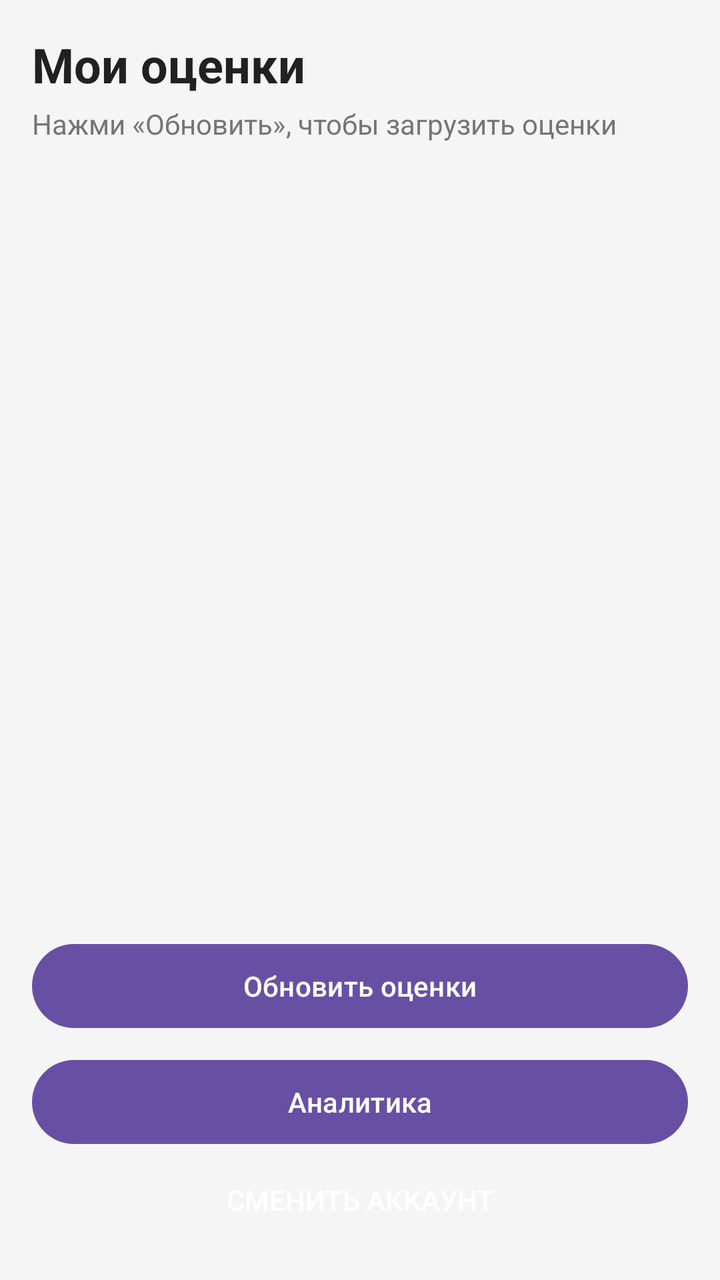
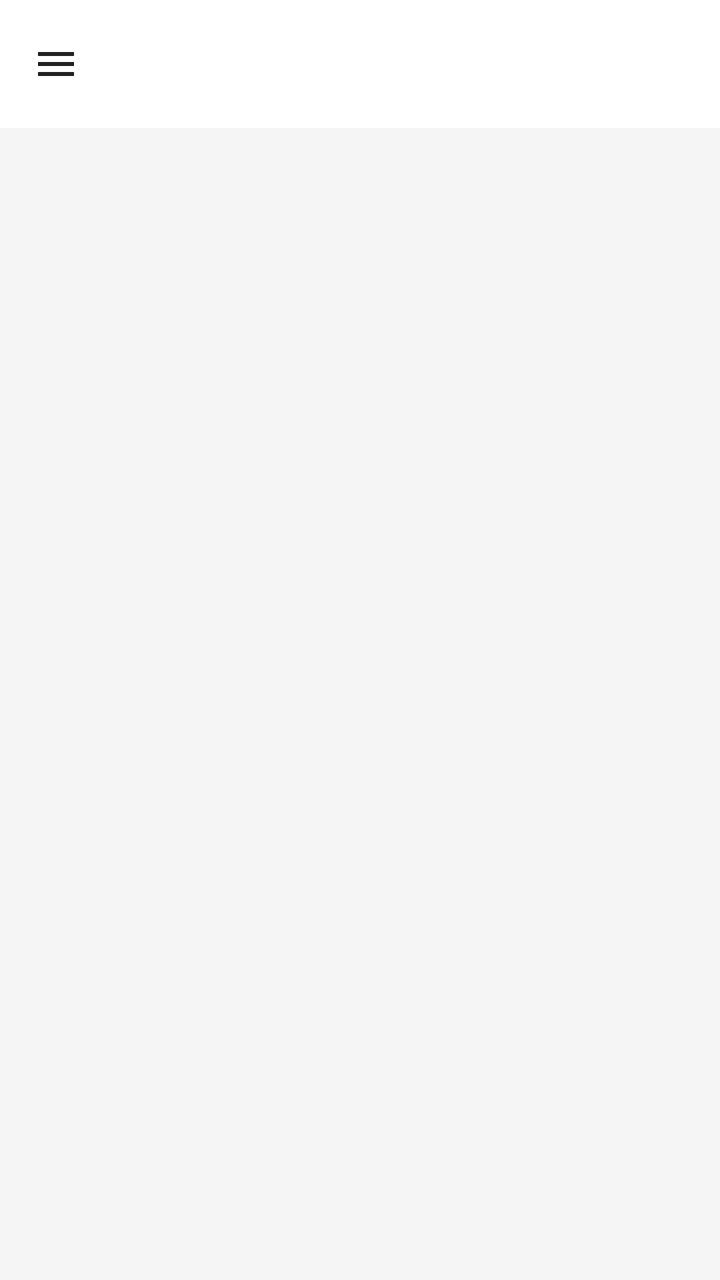

The first picture is an Android layout as it rendered before a commit; the second is the same layout after the commit. The layout source and the unified diff follow.
<!-- AndroidManifest.xml: application theme Theme.AgendaApp -->
<!-- res/layout/activity_main.xml -->
<?xml version="1.0" encoding="utf-8"?>
<LinearLayout xmlns:android="http://schemas.android.com/apk/res/android"
    android:layout_width="match_parent"
    android:layout_height="match_parent"
    android:background="#F5F5F5"
    android:orientation="vertical"
    android:padding="16dp">

    <TextView
        android:id="@+id/tvWelcome"
        android:layout_width="wrap_content"
        android:layout_height="wrap_content"
        android:text="Мои оценки"
        android:textColor="#212121"
        android:textSize="24sp"
        android:textStyle="bold" />

    <TextView
        android:id="@+id/tvStatus"
        android:layout_width="wrap_content"
        android:layout_height="wrap_content"
        android:layout_marginTop="4dp"
        android:layout_marginBottom="12dp"
        android:text="Нажми «Обновить», чтобы загрузить оценки"
        android:textColor="#757575"
        android:textSize="14sp" />

    
    <LinearLayout
        android:id="@+id/updateBanner"
        android:layout_width="match_parent"
        android:layout_height="wrap_content"
        android:layout_marginBottom="12dp"
        android:background="#E3F2FD"
        android:gravity="center_vertical"
        android:orientation="horizontal"
        android:padding="12dp"
        android:visibility="gone">

        <TextView
            android:id="@+id/tvUpdate"
            android:layout_width="0dp"
            android:layout_height="wrap_content"
            android:layout_weight="1"
            android:textColor="#0D47A1"
            android:textSize="14sp" />

        <Button
            android:id="@+id/btnUpdateDismiss"
            style="?android:attr/borderlessButtonStyle"
            android:layout_width="wrap_content"
            android:layout_height="wrap_content"
            android:minWidth="0dp"
            android:text="Позже" />
    </LinearLayout>

    <androidx.recyclerview.widget.RecyclerView
        android:id="@+id/rvGrades"
        android:layout_width="match_parent"
        android:layout_height="0dp"
        android:layout_weight="1"
        android:clipToPadding="false"
        android:paddingBottom="8dp" />

    <Button
        android:id="@+id/btnRefresh"
        android:layout_width="match_parent"
        android:layout_height="50dp"
        android:layout_marginTop="8dp"
        android:text="Обновить оценки" />

    <Button
        android:id="@+id/btnAnalytics"
        android:layout_width="match_parent"
        android:layout_height="50dp"
        android:layout_marginTop="8dp"
        android:text="Аналитика" />

    <Button
        android:id="@+id/btnLogout"
        style="?android:attr/borderlessButtonStyle"
        android:layout_width="match_parent"
        android:layout_height="wrap_content"
        android:text="Сменить аккаунт" />

    
    <WebView
        android:id="@+id/webView"
        android:layout_width="0dp"
        android:layout_height="0dp"
        android:visibility="invisible" />

</LinearLayout>
<!-- resources referenced by this layout -->
<resources>
  <style name="Theme.AgendaApp" parent="Base.Theme.AgendaApp" />
  <style name="Base.Theme.AgendaApp" parent="Theme.Material3.DayNight.NoActionBar">
          
          
      </style>
</resources>

<!-- the commit's change to res/layout/activity_main.xml (unified diff, before → after) -->
@@ -1,93 +1,110 @@
+<?xml version="1.0" encoding="utf-8"?>
+<androidx.drawerlayout.widget.DrawerLayout xmlns:android="http://schemas.android.com/apk/res/android"
+    xmlns:app="http://schemas.android.com/apk/res-auto"
+    android:id="@+id/drawerLayout"
+    android:layout_width="match_parent"
+    android:layout_height="match_parent">
+
+    
+    <LinearLayout
+        android:id="@+id/contentRoot"
+        android:layout_width="match_parent"
+        android:layout_height="match_parent"
+        android:background="#FFFFFF"
+        android:orientation="vertical">
+
+        <com.google.android.material.appbar.MaterialToolbar
+            android:id="@+id/toolbar"
+            android:layout_width="match_parent"
+            android:layout_height="?attr/actionBarSize"
+            android:background="#FFFFFF"
+            app:navigationContentDescription="Меню"
+            app:navigationIcon="@drawable/ic_menu"
+            app:navigationIconTint="#212121"
+            app:titleTextColor="#212121" />
+
+        
+        <LinearLayout
+            android:id="@+id/updateBanner"
+            android:layout_width="match_parent"
+            android:layout_height="wrap_content"
+            android:background="#E3F2FD"
+            android:gravity="center_vertical"
+            android:orientation="horizontal"
+            android:padding="12dp"
+            android:visibility="gone">
+
+            <TextView
+                android:id="@+id/tvUpdate"
+                android:layout_width="0dp"
+                android:layout_height="wrap_content"
+                android:layout_weight="1"
+                android:textColor="#0D47A1"
+                android:textSize="14sp" />
+
+            <Button
+                android:id="@+id/btnUpdateDismiss"
+                style="?android:attr/borderlessButtonStyle"
+                android:layout_width="wrap_content"
+                android:layout_height="wrap_content"
+                android:minWidth="0dp"
+                android:text="Позже" />
+        </LinearLayout>
+
+        
+        <androidx.fragment.app.FragmentContainerView
+            android:id="@+id/content"
+            android:layout_width="match_parent"
+            android:layout_height="0dp"
+            android:layout_weight="1"
+            android:background="#F5F5F5" />
+
+        
+        <WebView
+            android:id="@+id/webView"
+            android:layout_width="0dp"
+            android:layout_height="0dp"
+            android:visibility="invisible" />
+    </LinearLayout>
+
+    <com.google.android.material.navigation.NavigationView
+        android:id="@+id/navView"
+        android:layout_width="wrap_content"
+        android:layout_height="match_parent"
+        android:layout_gravity="start"
+        android:background="#FFFFFF"
+        android:fitsSystemWindows="true"
+        app:headerLayout="@layout/nav_header"
+        app:itemIconTint="#424242"
+        app:itemShapeFillColor="@color/nav_item_fill"
+        app:itemTextColor="#212121"
+        app:menu="@menu/drawer_menu" />
+</androidx.drawerlayout.widget.DrawerLayout>
+<!-- res/layout/nav_header.xml (included above) -->
 <?xml version="1.0" encoding="utf-8"?>
 <LinearLayout xmlns:android="http://schemas.android.com/apk/res/android"
     android:layout_width="match_parent"
-    android:layout_height="match_parent"
-    android:background="#F5F5F5"
+    android:layout_height="wrap_content"
+    android:background="#E3F2FD"
     android:orientation="vertical"
-    android:padding="16dp">
+    android:paddingStart="20dp"
+    android:paddingTop="24dp"
+    android:paddingEnd="20dp"
+    android:paddingBottom="16dp">
 
     <TextView
-        android:id="@+id/tvWelcome"
         android:layout_width="wrap_content"
         android:layout_height="wrap_content"
-        android:text="Мои оценки"
-        android:textColor="#212121"
-        android:textSize="24sp"
+        android:text="WatchYourGrade"
+        android:textColor="#0D47A1"
+        android:textSize="20sp"
         android:textStyle="bold" />
 
     <TextView
-        android:id="@+id/tvStatus"
+        android:id="@+id/tvNavUser"
         android:layout_width="wrap_content"
         android:layout_height="wrap_content"
         android:layout_marginTop="4dp"
-        android:layout_marginBottom="12dp"
-        android:text="Нажми «Обновить», чтобы загрузить оценки"
-        android:textColor="#757575"
+        android:textColor="#424242"
         android:textSize="14sp" />
-
-    
-    <LinearLayout
-        android:id="@+id/updateBanner"
-        android:layout_width="match_parent"
-        android:layout_height="wrap_content"
-        android:layout_marginBottom="12dp"
-        android:background="#E3F2FD"
-        android:gravity="center_vertical"
-        android:orientation="horizontal"
-        android:padding="12dp"
-        android:visibility="gone">
-
-        <TextView
-            android:id="@+id/tvUpdate"
-            android:layout_width="0dp"
-            android:layout_height="wrap_content"
-            android:layout_weight="1"
-            android:textColor="#0D47A1"
-            android:textSize="14sp" />
-
-        <Button
-            android:id="@+id/btnUpdateDismiss"
-            style="?android:attr/borderlessButtonStyle"
-            android:layout_width="wrap_content"
-            android:layout_height="wrap_content"
-            android:minWidth="0dp"
-            android:text="Позже" />
-    </LinearLayout>
-
-    <androidx.recyclerview.widget.RecyclerView
-        android:id="@+id/rvGrades"
-        android:layout_width="match_parent"
-        android:layout_height="0dp"
-        android:layout_weight="1"
-        android:clipToPadding="false"
-        android:paddingBottom="8dp" />
-
-    <Button
-        android:id="@+id/btnRefresh"
-        android:layout_width="match_parent"
-        android:layout_height="50dp"
-        android:layout_marginTop="8dp"
-        android:text="Обновить оценки" />
-
-    <Button
-        android:id="@+id/btnAnalytics"
-        android:layout_width="match_parent"
-        android:layout_height="50dp"
-        android:layout_marginTop="8dp"
-        android:text="Аналитика" />
-
-    <Button
-        android:id="@+id/btnLogout"
-        style="?android:attr/borderlessButtonStyle"
-        android:layout_width="match_parent"
-        android:layout_height="wrap_content"
-        android:text="Сменить аккаунт" />
-
-    
-    <WebView
-        android:id="@+id/webView"
-        android:layout_width="0dp"
-        android:layout_height="0dp"
-        android:visibility="invisible" />
-
 </LinearLayout>
<!-- resource entries referenced after the edit -->
@@ -1,5 +1,17 @@
 <!-- resources referenced by this layout -->
 <resources>
+  <!-- drawable ic_menu (drawable) -->
+  <?xml version="1.0" encoding="utf-8"?>
+  <vector xmlns:android="http://schemas.android.com/apk/res/android"
+      android:width="24dp"
+      android:height="24dp"
+      android:tint="#424242"
+      android:viewportWidth="24"
+      android:viewportHeight="24">
+      <path
+          android:fillColor="#FF000000"
+          android:pathData="M3,18h18v-2L3,16v2zM3,13h18v-2L3,11v2zM3,6v2h18L21,6L3,6z" />
+  </vector>
   <style name="Theme.AgendaApp" parent="Base.Theme.AgendaApp" />
   <style name="Base.Theme.AgendaApp" parent="Theme.Material3.DayNight.NoActionBar">
           
